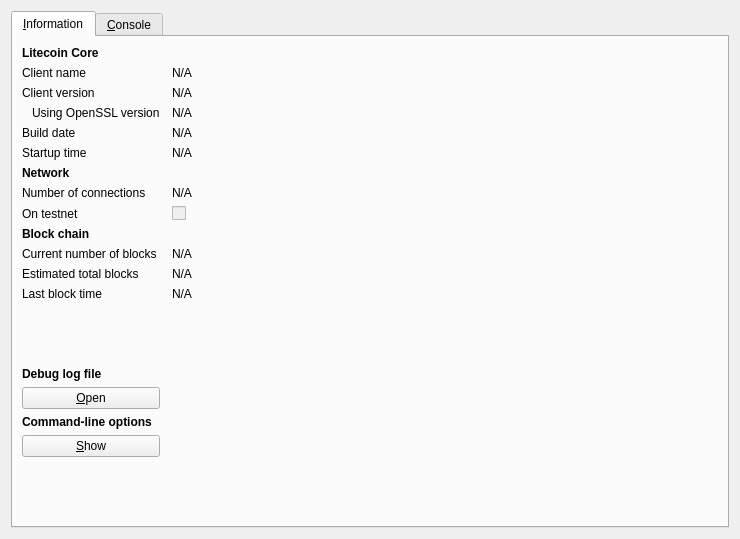
Crestington/FlappyCoin-Mint, file src/qt/forms/rpcconsole.ui: the form before one commit.
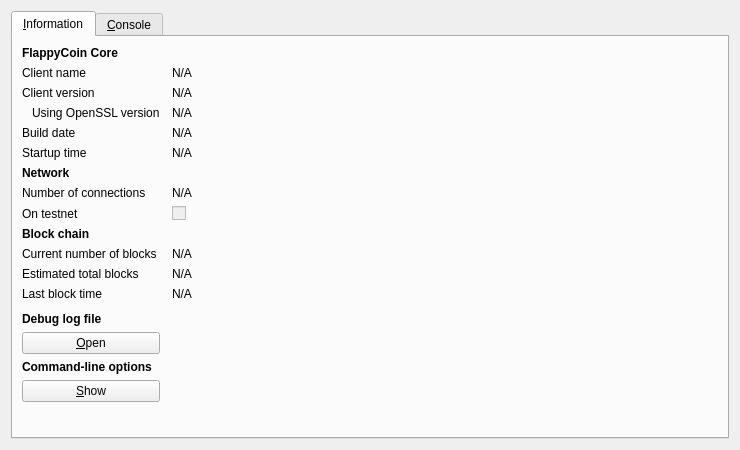
The form after the commit. Icons and pictures are not drawn.

```diff
--- a/src/qt/forms/rpcconsole.ui
+++ b/src/qt/forms/rpcconsole.ui
@@ -7,7 +7,7 @@
     <x>0</x>
     <y>0</y>
     <width>740</width>
-    <height>539</height>
+    <height>450</height>
    </rect>
   </property>
   <property name="windowTitle">
@@ -36,7 +36,7 @@
           </font>
          </property>
          <property name="text">
-          <string>Litecoin Core</string>
+          <string>FlappyCoin Core</string>
          </property>
         </widget>
        </item>
```
Left out of the diff: 6 changed lines with no effect on the pictures.
